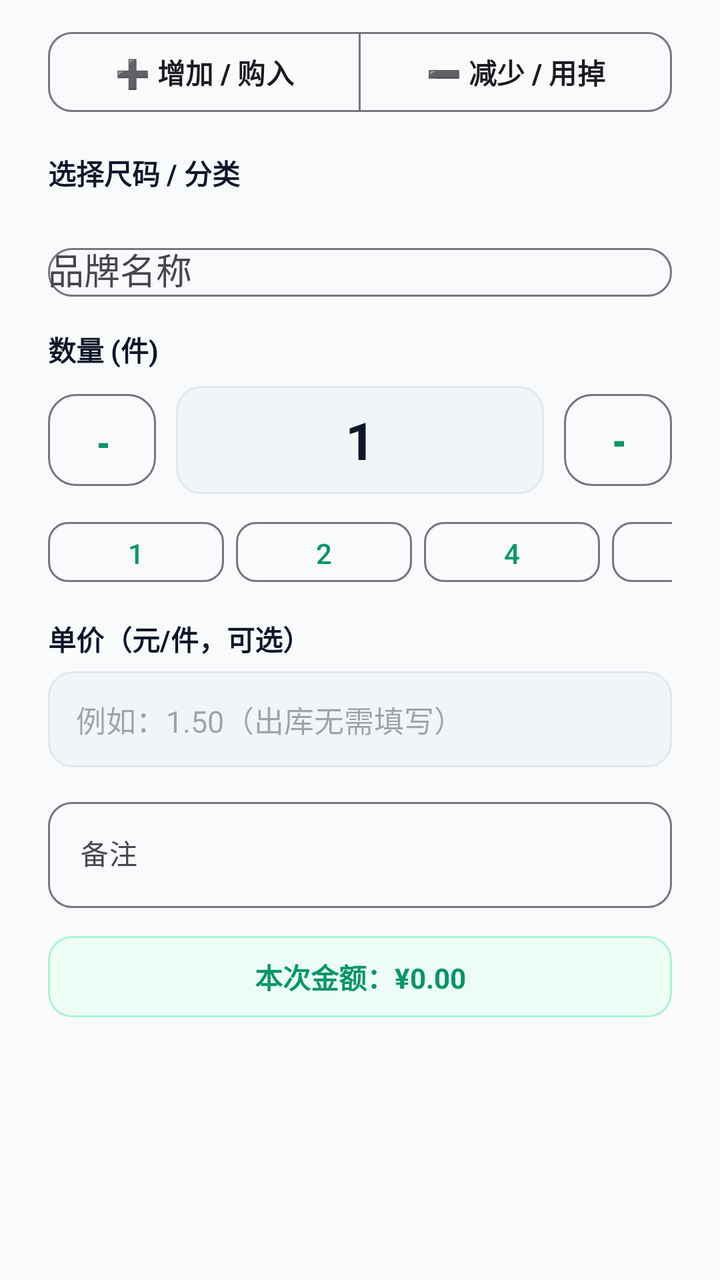
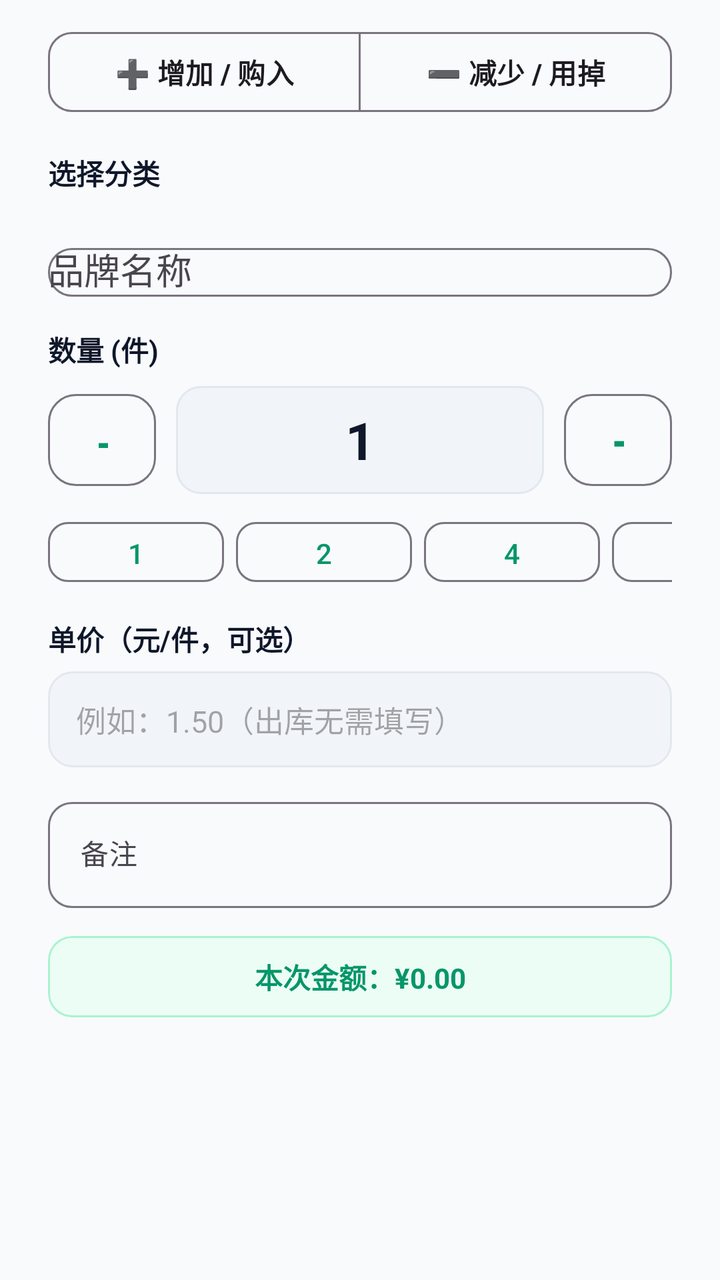

The first picture is an Android layout as it rendered before a commit; the second is the same layout after the commit. The layout source and the unified diff follow.
<!-- AndroidManifest.xml: application theme Theme.DiaperTracker -->
<!-- res/layout/dialog_add_entry.xml -->
<?xml version="1.0" encoding="utf-8"?>
<ScrollView xmlns:android="http://schemas.android.com/apk/res/android"
    xmlns:app="http://schemas.android.com/apk/res-auto"
    android:layout_width="match_parent"
    android:layout_height="wrap_content"
    android:overScrollMode="never">

<LinearLayout
    android:layout_width="match_parent"
    android:layout_height="wrap_content"
    android:orientation="vertical"
    android:paddingStart="24dp"
    android:paddingEnd="24dp"
    android:paddingTop="12dp"
    android:paddingBottom="20dp">

    
    <com.google.android.material.button.MaterialButtonToggleGroup
        android:id="@+id/modeGroup"
        android:layout_width="match_parent"
        android:layout_height="wrap_content"
        app:selectionRequired="true"
        app:singleSelection="true">

        <com.google.android.material.button.MaterialButton
            android:id="@+id/modeBuy"
            style="?attr/materialButtonOutlinedStyle"
            android:layout_width="0dp"
            android:layout_height="wrap_content"
            android:layout_weight="1"
            android:text="➕ 增加 / 购入"
            android:textStyle="bold"
            android:checked="true"
            app:cornerRadius="12dp" />

        <com.google.android.material.button.MaterialButton
            android:id="@+id/modeUse"
            style="?attr/materialButtonOutlinedStyle"
            android:layout_width="0dp"
            android:layout_height="wrap_content"
            android:layout_weight="1"
            android:text="➖ 减少 / 用掉"
            android:textStyle="bold"
            app:cornerRadius="12dp" />
    </com.google.android.material.button.MaterialButtonToggleGroup>

    
    <TextView
        android:layout_width="wrap_content"
        android:layout_height="wrap_content"
        android:layout_marginTop="16dp"
        android:text="选择尺码 / 分类"
        android:textColor="@color/text_primary"
        android:textStyle="bold"
        android:textSize="14sp" />

    <HorizontalScrollView
        android:layout_width="match_parent"
        android:layout_height="wrap_content"
        android:scrollbars="none"
        android:overScrollMode="never"
        android:layout_marginTop="8dp">

        <LinearLayout
            android:id="@+id/dialog_category_chips"
            android:layout_width="wrap_content"
            android:layout_height="wrap_content"
            android:orientation="horizontal"
            android:gravity="center_vertical">
            
        </LinearLayout>
    </HorizontalScrollView>

    
    <com.google.android.material.textfield.TextInputLayout
        android:id="@+id/brandInputLayout"
        style="@style/Widget.Material3.TextInputLayout.OutlinedBox"
        android:layout_width="match_parent"
        android:layout_height="wrap_content"
        android:layout_marginTop="14dp"
        android:hint="@string/brand_label"
        app:boxCornerRadiusTopStart="12dp"
        app:boxCornerRadiusTopEnd="12dp"
        app:boxCornerRadiusBottomStart="12dp"
        app:boxCornerRadiusBottomEnd="12dp">

        <com.google.android.material.textfield.MaterialAutoCompleteTextView
            android:id="@+id/brandInput"
            android:layout_width="match_parent"
            android:layout_height="wrap_content"
            android:inputType="text"
            android:maxLines="1"
            android:completionThreshold="1" />
    </com.google.android.material.textfield.TextInputLayout>

    
    <TextView
        android:layout_width="wrap_content"
        android:layout_height="wrap_content"
        android:layout_marginTop="16dp"
        android:text="数量 (件)"
        android:textColor="@color/text_primary"
        android:textStyle="bold"
        android:textSize="14sp" />

    <LinearLayout
        android:layout_width="match_parent"
        android:layout_height="wrap_content"
        android:layout_marginTop="8dp"
        android:orientation="horizontal"
        android:gravity="center_vertical">

        <com.google.android.material.button.MaterialButton
            android:id="@+id/minusBtn"
            style="?attr/materialButtonOutlinedStyle"
            android:layout_width="54dp"
            android:layout_height="54dp"
            android:text="-"
            android:textSize="26sp"
            app:cornerRadius="14dp" />

        <EditText
            android:id="@+id/qtyInput"
            android:layout_width="0dp"
            android:layout_height="54dp"
            android:layout_weight="1"
            android:layout_marginStart="10dp"
            android:layout_marginEnd="10dp"
            android:background="@drawable/bg_qty"
            android:gravity="center"
            android:inputType="number"
            android:maxLength="6"
            android:text="1"
            android:textColor="@color/text_primary"
            android:textSize="26sp"
            android:textStyle="bold" />

        <com.google.android.material.button.MaterialButton
            android:id="@+id/plusBtn"
            style="?attr/materialButtonOutlinedStyle"
            android:layout_width="54dp"
            android:layout_height="54dp"
            android:text="+"
            android:textSize="26sp"
            app:cornerRadius="14dp" />
    </LinearLayout>

    
    <HorizontalScrollView
        android:layout_width="match_parent"
        android:layout_height="wrap_content"
        android:scrollbars="none"
        android:overScrollMode="never"
        android:layout_marginTop="10dp">

        <LinearLayout
            android:layout_width="wrap_content"
            android:layout_height="wrap_content"
            android:orientation="horizontal">

            <com.google.android.material.button.MaterialButton
                android:id="@+id/quick1"
                style="?attr/materialButtonOutlinedStyle"
                android:layout_width="wrap_content"
                android:layout_height="38dp"
                android:layout_marginEnd="6dp"
                android:paddingHorizontal="14dp"
                app:cornerRadius="10dp"
                android:text="1" />

            <com.google.android.material.button.MaterialButton
                android:id="@+id/quick2"
                style="?attr/materialButtonOutlinedStyle"
                android:layout_width="wrap_content"
                android:layout_height="38dp"
                android:layout_marginEnd="6dp"
                android:paddingHorizontal="14dp"
                app:cornerRadius="10dp"
                android:text="2" />

            <com.google.android.material.button.MaterialButton
                android:id="@+id/quick4"
                style="?attr/materialButtonOutlinedStyle"
                android:layout_width="wrap_content"
                android:layout_height="38dp"
                android:layout_marginEnd="6dp"
                android:paddingHorizontal="14dp"
                app:cornerRadius="10dp"
                android:text="4" />

            <com.google.android.material.button.MaterialButton
                android:id="@+id/quick8"
                style="?attr/materialButtonOutlinedStyle"
                android:layout_width="wrap_content"
                android:layout_height="38dp"
                android:layout_marginEnd="6dp"
                android:paddingHorizontal="14dp"
                app:cornerRadius="10dp"
                android:text="8" />

            <com.google.android.material.button.MaterialButton
                android:id="@+id/quick10"
                style="?attr/materialButtonOutlinedStyle"
                android:layout_width="wrap_content"
                android:layout_height="38dp"
                android:layout_marginEnd="6dp"
                android:paddingHorizontal="14dp"
                app:cornerRadius="10dp"
                android:text="10" />

            <com.google.android.material.button.MaterialButton
                android:id="@+id/quick20"
                style="?attr/materialButtonOutlinedStyle"
                android:layout_width="wrap_content"
                android:layout_height="38dp"
                android:layout_marginEnd="6dp"
                android:paddingHorizontal="14dp"
                app:cornerRadius="10dp"
                android:text="20" />

            <com.google.android.material.button.MaterialButton
                android:id="@+id/quick50"
                style="?attr/materialButtonOutlinedStyle"
                android:layout_width="wrap_content"
                android:layout_height="38dp"
                android:paddingHorizontal="14dp"
                app:cornerRadius="10dp"
                android:text="50" />
        </LinearLayout>
    </HorizontalScrollView>

    
    <TextView
        android:layout_width="wrap_content"
        android:layout_height="wrap_content"
        android:layout_marginTop="14dp"
        android:text="单价（元/件，可选）"
        android:textColor="@color/text_primary"
        android:textStyle="bold"
        android:textSize="14sp" />

    <EditText
        android:id="@+id/priceInput"
        android:layout_width="match_parent"
        android:layout_height="48dp"
        android:layout_marginTop="6dp"
        android:background="@drawable/bg_qty"
        android:gravity="center_vertical"
        android:hint="例如：1.50（出库无需填写）"
        android:importantForAutofill="no"
        android:inputType="numberDecimal"
        android:maxLines="1"
        android:paddingHorizontal="14dp"
        android:textColor="@color/text_primary"
        android:textSize="15sp" />

    
    <com.google.android.material.textfield.TextInputLayout
        style="@style/Widget.Material3.TextInputLayout.OutlinedBox"
        android:layout_width="match_parent"
        android:layout_height="wrap_content"
        android:layout_marginTop="12dp"
        android:hint="@string/label_notes"
        app:boxCornerRadiusTopStart="12dp"
        app:boxCornerRadiusTopEnd="12dp"
        app:boxCornerRadiusBottomStart="12dp"
        app:boxCornerRadiusBottomEnd="12dp">

        <com.google.android.material.textfield.TextInputEditText
            android:id="@+id/notesInput"
            android:layout_width="match_parent"
            android:layout_height="wrap_content"
            android:inputType="text"
            android:maxLines="2"
            android:textSize="14sp" />
    </com.google.android.material.textfield.TextInputLayout>

    
    <com.google.android.material.card.MaterialCardView
        android:layout_width="match_parent"
        android:layout_height="wrap_content"
        android:layout_marginTop="14dp"
        app:cardCornerRadius="12dp"
        app:cardElevation="0dp"
        app:cardBackgroundColor="@color/primary_surface"
        app:strokeColor="@color/primary_surface_stroke"
        app:strokeWidth="1dp">

        <TextView
            android:id="@+id/amountPreview"
            android:layout_width="match_parent"
            android:layout_height="wrap_content"
            android:paddingHorizontal="14dp"
            android:paddingVertical="10dp"
            android:text="本次金额：¥0.00"
            android:textColor="@color/primary"
            android:textSize="14sp"
            android:textStyle="bold"
            android:gravity="center" />
    </com.google.android.material.card.MaterialCardView>

</LinearLayout>
</ScrollView>
<!-- resources referenced by this layout -->
<resources>
  <color name="primary">#059669</color>
  <color name="primary_surface">#ECFDF5</color>
  <color name="primary_surface_stroke">#A7F3D0</color>
  <color name="text_primary">#0F172A</color>
  <!-- drawable bg_qty (drawable) -->
  <?xml version="1.0" encoding="utf-8"?>
  <shape xmlns:android="http://schemas.android.com/apk/res/android">
      <solid android:color="@color/input_bg" />
      <corners android:radius="12dp" />
      <stroke android:width="1dp" android:color="@color/card_border" />
  </shape>
  <string name="brand_label">品牌名称</string>
  <string name="label_notes">备注</string>
  <style name="Theme.DiaperTracker" parent="Theme.Material3.DayNight.NoActionBar">
          <item name="colorPrimary">@color/primary</item>
          <item name="colorPrimaryDark">@color/primary_dark</item>
          <item name="colorSecondary">@color/accent</item>
          <item name="android:colorBackground">@color/background</item>
          <item name="android:statusBarColor">@color/primary_dark</item>
          <item name="android:windowLightStatusBar">false</item>
          <item name="android:navigationBarColor">@color/card</item>
          <item name="android:windowLightNavigationBar">true</item>
      </style>
  <color name="input_bg">#F1F5F9</color>
  <color name="card_border">#E2E8F0</color>
  <color name="primary_dark">#047857</color>
  <color name="accent">#F59E0B</color>
  <color name="background">#F8FAFC</color>
  <color name="card">#FFFFFF</color>
</resources>

<!-- the commit's change to res/layout/dialog_add_entry.xml (unified diff, before → after) -->
@@ -49,7 +49,7 @@
         android:layout_width="wrap_content"
         android:layout_height="wrap_content"
         android:layout_marginTop="16dp"
-        android:text="选择尺码 / 分类"
+        android:text="选择分类"
         android:textColor="@color/text_primary"
         android:textStyle="bold"
         android:textSize="14sp" />
